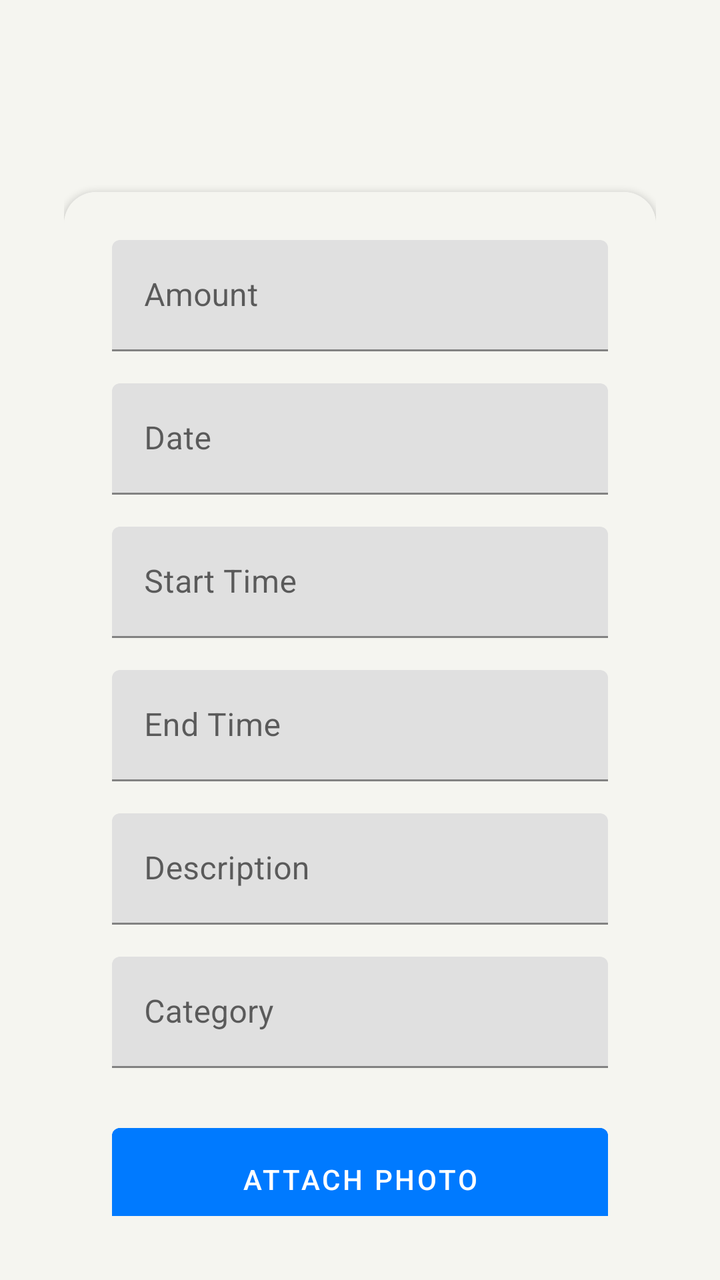
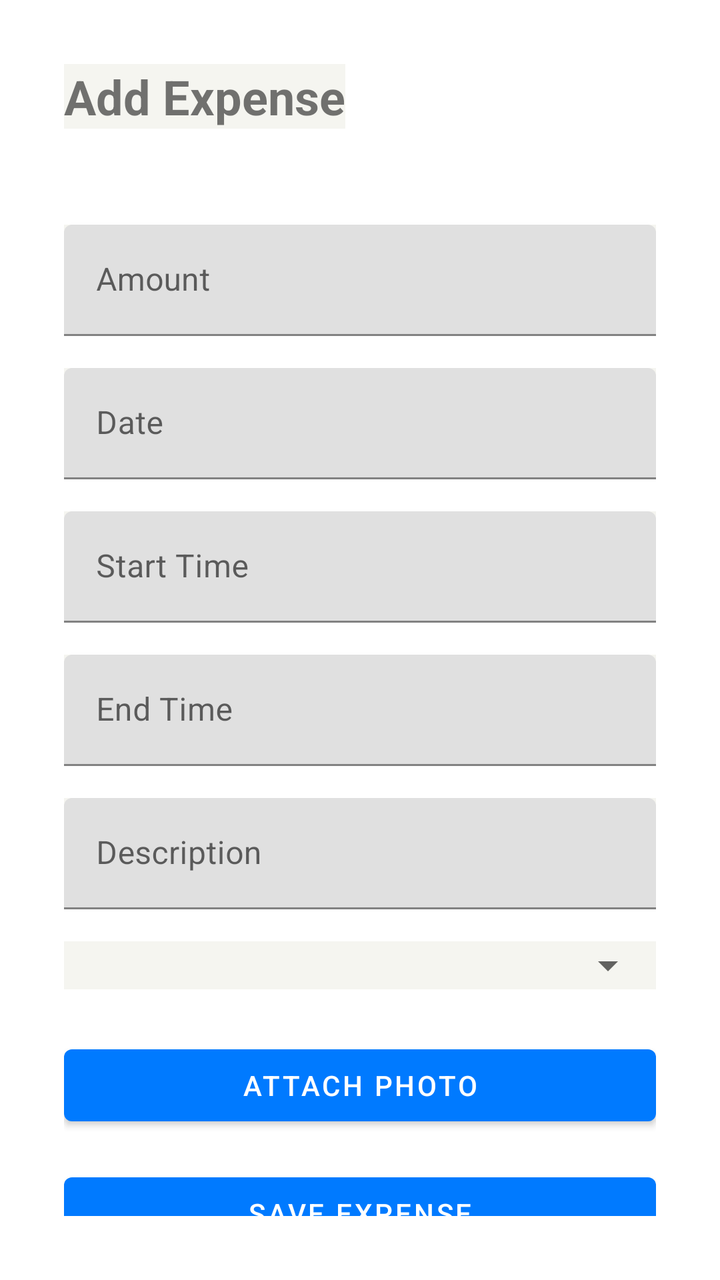

Screens rendered from an Android XML layout before and after an edit, with the pre-edit source and the edit as a unified diff.
<!-- AndroidManifest.xml: application theme Theme.HarmonieBudgetAppKt -->
<!-- res/layout/activity_expense.xml -->
<?xml version="1.0" encoding="utf-8"?>
<androidx.constraintlayout.widget.ConstraintLayout
    xmlns:android="http://schemas.android.com/apk/res/android"
    xmlns:app="http://schemas.android.com/apk/res-auto"
    android:layout_width="match_parent"
    android:layout_height="match_parent"
    android:background="#F5F5F0"
    android:padding="32dp">

    
    <androidx.cardview.widget.CardView
        android:layout_width="0dp"
        android:layout_height="wrap_content"
        app:cardCornerRadius="16dp"
        app:layout_constraintTop_toTopOf="parent"
        app:layout_constraintStart_toStartOf="parent"
        app:layout_constraintEnd_toEndOf="parent"
        android:layout_marginTop="64dp">

        <LinearLayout
            android:layout_width="match_parent"
            android:layout_height="wrap_content"
            android:orientation="vertical"
            android:padding="24dp">

            <com.google.android.material.textfield.TextInputLayout
                android:id="@+id/til_amount"
                android:layout_width="match_parent"
                android:layout_height="wrap_content"
                android:hint="@string/hint_amount">
                <com.google.android.material.textfield.TextInputEditText
                    android:id="@+id/et_amount"
                    android:layout_width="match_parent"
                    android:layout_height="wrap_content"
                    android:inputType="numberDecimal" />
            </com.google.android.material.textfield.TextInputLayout>

            <com.google.android.material.textfield.TextInputLayout
                android:id="@+id/til_date"
                android:layout_width="match_parent"
                android:layout_height="wrap_content"
                android:layout_marginTop="16dp"
                android:hint="@string/hint_date">
                <com.google.android.material.textfield.TextInputEditText
                    android:id="@+id/et_date"
                    android:layout_width="match_parent"
                    android:layout_height="wrap_content" />
            </com.google.android.material.textfield.TextInputLayout>

            <com.google.android.material.textfield.TextInputLayout
                android:id="@+id/til_start_time"
                android:layout_width="match_parent"
                android:layout_height="wrap_content"
                android:layout_marginTop="16dp"
                android:hint="@string/hint_start_time">
                <com.google.android.material.textfield.TextInputEditText
                    android:id="@+id/et_start_time"
                    android:layout_width="match_parent"
                    android:layout_height="wrap_content" />
            </com.google.android.material.textfield.TextInputLayout>

            <com.google.android.material.textfield.TextInputLayout
                android:id="@+id/til_end_time"
                android:layout_width="match_parent"
                android:layout_height="wrap_content"
                android:layout_marginTop="16dp"
                android:hint="@string/hint_end_time">
                <com.google.android.material.textfield.TextInputEditText
                    android:id="@+id/et_end_time"
                    android:layout_width="match_parent"
                    android:layout_height="wrap_content" />
            </com.google.android.material.textfield.TextInputLayout>

            <com.google.android.material.textfield.TextInputLayout
                android:id="@+id/til_description"
                android:layout_width="match_parent"
                android:layout_height="wrap_content"
                android:layout_marginTop="16dp"
                android:hint="@string/hint_description">
                <com.google.android.material.textfield.TextInputEditText
                    android:id="@+id/et_description"
                    android:layout_width="match_parent"
                    android:layout_height="wrap_content" />
            </com.google.android.material.textfield.TextInputLayout>

            <com.google.android.material.textfield.TextInputLayout
                android:id="@+id/til_category_id"
                android:layout_width="match_parent"
                android:layout_height="wrap_content"
                android:layout_marginTop="16dp"
                android:hint="@string/hint_category_id">
                <com.google.android.material.textfield.TextInputEditText
                    android:id="@+id/et_category_id"
                    android:layout_width="match_parent"
                    android:layout_height="wrap_content"
                    android:inputType="number" />
            </com.google.android.material.textfield.TextInputLayout>

            <Button
                android:id="@+id/btn_attach_photo"
                android:layout_width="match_parent"
                android:layout_height="wrap_content"
                android:layout_marginTop="24dp"
                android:text="@string/btn_attach_photo"
                android:backgroundTint="#007AFF"
                android:textColor="#FFFFFF"
                android:paddingVertical="16dp" />

            <Button
                android:id="@+id/btn_save_expense"
                android:layout_width="match_parent"
                android:layout_height="wrap_content"
                android:layout_marginTop="16dp"
                android:text="@string/btn_save_expense"
                android:backgroundTint="#34C759"
                android:textColor="#FFFFFF"
                android:paddingVertical="16dp" />

        </LinearLayout>
    </androidx.cardview.widget.CardView>

</androidx.constraintlayout.widget.ConstraintLayout>
<!-- resources referenced by this layout -->
<resources>
  <string name="btn_attach_photo">Attach Photo</string>
  <string name="btn_save_expense">Save Expense</string>
  <string name="hint_amount">Amount</string>
  <string name="hint_category_id">Category</string>
  <string name="hint_date">Date</string>
  <string name="hint_description">Description</string>
  <string name="hint_end_time">End Time</string>
  <string name="hint_start_time">Start Time</string>
  <style name="Theme.HarmonieBudgetAppKt" parent="Theme.MaterialComponents.DayNight.NoActionBar">
          <item name="colorPrimary">#007AFF</item>
          <item name="colorPrimaryVariant">#007AFF</item>
          <item name="colorOnPrimary">#FFFFFF</item>
          <item name="colorSecondary">#34C759</item>
          <item name="colorOnSecondary">#FFFFFF</item>
          <item name="android:statusBarColor">#F5F5F0</item>
          <item name="android:windowLightStatusBar">true</item>
          <item name="android:background">#F5F5F0</item>
      </style>
</resources>

<!-- the commit's change to res/layout/activity_expense.xml (unified diff, before → after) -->
@@ -4,119 +4,159 @@
     xmlns:app="http://schemas.android.com/apk/res-auto"
     android:layout_width="match_parent"
     android:layout_height="match_parent"
-    android:background="#F5F5F0"
-    android:padding="32dp">
+    android:padding="32dp"
+    android:background="@color/white">
 
     
-    <androidx.cardview.widget.CardView
+    <TextView
+        android:id="@+id/tv_expense_title"
+        android:layout_width="wrap_content"
+        android:layout_height="wrap_content"
+        android:text="@string/add_expense"
+        android:textSize="24sp"
+        android:textStyle="bold"
+        app:layout_constraintTop_toTopOf="parent"
+        app:layout_constraintStart_toStartOf="parent" />
+
+    
+    <com.google.android.material.textfield.TextInputLayout
+        android:id="@+id/til_amount"
         android:layout_width="0dp"
         android:layout_height="wrap_content"
-        app:cardCornerRadius="16dp"
-        app:layout_constraintTop_toTopOf="parent"
+        android:layout_marginTop="48dp"
+        app:layout_constraintTop_toBottomOf="@id/tv_expense_title"
         app:layout_constraintStart_toStartOf="parent"
-        app:layout_constraintEnd_toEndOf="parent"
-        android:layout_marginTop="64dp">
+        app:layout_constraintEnd_toEndOf="parent">
 
-        <LinearLayout
+        <com.google.android.material.textfield.TextInputEditText
+            android:id="@+id/et_amount"
             android:layout_width="match_parent"
             android:layout_height="wrap_content"
-            android:orientation="vertical"
-            android:padding="24dp">
+            android:hint="@string/hint_amount"
+            android:inputType="numberDecimal" />
+    </com.google.android.material.textfield.TextInputLayout>
 
-            <com.google.android.material.textfield.TextInputLayout
-                android:id="@+id/til_amount"
-                android:layout_width="match_parent"
-                android:layout_height="wrap_content"
-                android:hint="@string/hint_amount">
-                <com.google.android.material.textfield.TextInputEditText
-                    android:id="@+id/et_amount"
-                    android:layout_width="match_parent"
-                    android:layout_height="wrap_content"
-                    android:inputType="numberDecimal" />
-            </com.google.android.material.textfield.TextInputLayout>
+    
+    <com.google.android.material.textfield.TextInputLayout
+        android:id="@+id/til_date"
+        android:layout_width="0dp"
+        android:layout_height="wrap_content"
+        android:layout_marginTop="16dp"
+        app:layout_constraintTop_toBottomOf="@id/til_amount"
+        app:layout_constraintStart_toStartOf="parent"
+        app:layout_constraintEnd_toEndOf="parent">
 
-            <com.google.android.material.textfield.TextInputLayout
-                android:id="@+id/til_date"
-                android:layout_width="match_parent"
-                android:layout_height="wrap_content"
-                android:layout_marginTop="16dp"
-                android:hint="@string/hint_date">
-                <com.google.android.material.textfield.TextInputEditText
-                    android:id="@+id/et_date"
-                    android:layout_width="match_parent"
-                    android:layout_height="wrap_content" />
-            </com.google.android.material.textfield.TextInputLayout>
+        <com.google.android.material.textfield.TextInputEditText
+            android:id="@+id/et_date"
+            android:layout_width="match_parent"
+            android:layout_height="wrap_content"
+            android:hint="@string/hint_date"
+            android:focusable="false"
+            android:clickable="true" />
+    </com.google.android.material.textfield.TextInputLayout>
 
-            <com.google.android.material.textfield.TextInputLayout
-                android:id="@+id/til_start_time"
-                android:layout_width="match_parent"
-                android:layout_height="wrap_content"
-                android:layout_marginTop="16dp"
-                android:hint="@string/hint_start_time">
-                <com.google.android.material.textfield.TextInputEditText
-                    android:id="@+id/et_start_time"
-                    android:layout_width="match_parent"
-                    android:layout_height="wrap_content" />
-            </com.google.android.material.textfield.TextInputLayout>
+    
+    <com.google.android.material.textfield.TextInputLayout
+        android:id="@+id/til_start_time"
+        android:layout_width="0dp"
+        android:layout_height="wrap_content"
+        android:layout_marginTop="16dp"
+        app:layout_constraintTop_toBottomOf="@id/til_date"
+        app:layout_constraintStart_toStartOf="parent"
+        app:layout_constraintEnd_toEndOf="parent">
 
-            <com.google.android.material.textfield.TextInputLayout
-                android:id="@+id/til_end_time"
-                android:layout_width="match_parent"
-                android:layout_height="wrap_content"
-                android:layout_marginTop="16dp"
-                android:hint="@string/hint_end_time">
-                <com.google.android.material.textfield.TextInputEditText
-                    android:id="@+id/et_end_time"
-                    android:layout_width="match_parent"
-                    android:layout_height="wrap_content" />
-            </com.google.android.material.textfield.TextInputLayout>
+        <com.google.android.material.textfield.TextInputEditText
+            android:id="@+id/et_start_time"
+            android:layout_width="match_parent"
+            android:layout_height="wrap_content"
+            android:hint="@string/hint_start_time"
+            android:focusable="false"
+            android:clickable="true" />
+    </com.google.android.material.textfield.TextInputLayout>
 
-            <com.google.android.material.textfield.TextInputLayout
-                android:id="@+id/til_description"
-                android:layout_width="match_parent"
-                android:layout_height="wrap_content"
-                android:layout_marginTop="16dp"
-                android:hint="@string/hint_description">
-                <com.google.android.material.textfield.TextInputEditText
-                    android:id="@+id/et_description"
-                    android:layout_width="match_parent"
-                    android:layout_height="wrap_content" />
-            </com.google.android.material.textfield.TextInputLayout>
+    
+    <com.google.android.material.textfield.TextInputLayout
+        android:id="@+id/til_end_time"
+        android:layout_width="0dp"
+        android:layout_height="wrap_content"
+        android:layout_marginTop="16dp"
+        app:layout_constraintTop_toBottomOf="@id/til_start_time"
+        app:layout_constraintStart_toStartOf="parent"
+        app:layout_constraintEnd_toEndOf="parent">
 
-            <com.google.android.material.textfield.TextInputLayout
-                android:id="@+id/til_category_id"
-                android:layout_width="match_parent"
-                android:layout_height="wrap_content"
-                android:layout_marginTop="16dp"
-                android:hint="@string/hint_category_id">
-                <com.google.android.material.textfield.TextInputEditText
-                    android:id="@+id/et_category_id"
-                    android:layout_width="match_parent"
-                    android:layout_height="wrap_content"
-                    android:inputType="number" />
-            </com.google.android.material.textfield.TextInputLayout>
+        <com.google.android.material.textfield.TextInputEditText
+            android:id="@+id/et_end_time"
+            android:layout_width="match_parent"
+            android:layout_height="wrap_content"
+            android:hint="@string/hint_end_time"
+            android:focusable="false"
+            android:clickable="true" />
+    </com.google.android.material.textfield.TextInputLayout>
 
-            <Button
-                android:id="@+id/btn_attach_photo"
-                android:layout_width="match_parent"
-                android:layout_height="wrap_content"
-                android:layout_marginTop="24dp"
-                android:text="@string/btn_attach_photo"
-                android:backgroundTint="#007AFF"
-                android:textColor="#FFFFFF"
-                android:paddingVertical="16dp" />
+    
+    <com.google.android.material.textfield.TextInputLayout
+        android:id="@+id/til_description"
+        android:layout_width="0dp"
+        android:layout_height="wrap_content"
+        android:layout_marginTop="16dp"
+        app:layout_constraintTop_toBottomOf="@id/til_end_time"
+        app:layout_constraintStart_toStartOf="parent"
+        app:layout_constraintEnd_toEndOf="parent">
 
-            <Button
-                android:id="@+id/btn_save_expense"
-                android:layout_width="match_parent"
-                android:layout_height="wrap_content"
-                android:layout_marginTop="16dp"
-                android:text="@string/btn_save_expense"
-                android:backgroundTint="#34C759"
-                android:textColor="#FFFFFF"
-                android:paddingVertical="16dp" />
+        <com.google.android.material.textfield.TextInputEditText
+            android:id="@+id/et_description"
+            android:layout_width="match_parent"
+            android:layout_height="wrap_content"
+            android:hint="@string/hint_description" />
+    </com.google.android.material.textfield.TextInputLayout>
 
-        </LinearLayout>
-    </androidx.cardview.widget.CardView>
+    
+    <com.google.android.material.textfield.TextInputLayout
+        android:id="@+id/til_category"
+        android:layout_width="0dp"
+        android:layout_height="wrap_content"
+        android:layout_marginTop="16dp"
+        app:layout_constraintTop_toBottomOf="@id/til_description"
+        app:layout_constraintStart_toStartOf="parent"
+        app:layout_constraintEnd_toEndOf="parent">
+
+        <Spinner
+            android:id="@+id/spinner_category"
+            android:layout_width="match_parent"
+            android:layout_height="wrap_content" />
+    </com.google.android.material.textfield.TextInputLayout>
+
+    
+    <Button
+        android:id="@+id/btn_attach_photo"
+        android:layout_width="0dp"
+        android:layout_height="wrap_content"
+        android:text="@string/btn_attach_photo"
+        android:layout_marginTop="24dp"
+        app:layout_constraintTop_toBottomOf="@id/til_category"
+        app:layout_constraintStart_toStartOf="parent"
+        app:layout_constraintEnd_toEndOf="parent" />
+
+    
+    <Button
+        android:id="@+id/btn_save_expense"
+        android:layout_width="0dp"
+        android:layout_height="wrap_content"
+        android:text="@string/btn_save_expense"
+        android:layout_marginTop="16dp"
+        app:layout_constraintTop_toBottomOf="@id/btn_attach_photo"
+        app:layout_constraintStart_toStartOf="parent"
+        app:layout_constraintEnd_toEndOf="parent" />
+
+    
+    <Button
+        android:id="@+id/btn_return_home"
+        android:layout_width="0dp"
+        android:layout_height="wrap_content"
+        android:text="@string/return_home"
+        android:layout_marginTop="16dp"
+        app:layout_constraintTop_toBottomOf="@id/btn_save_expense"
+        app:layout_constraintStart_toStartOf="parent"
+        app:layout_constraintEnd_toEndOf="parent" />
 
 </androidx.constraintlayout.widget.ConstraintLayout>
<!-- resource entries referenced after the edit -->
@@ -1,13 +1,15 @@
 <!-- resources referenced by this layout -->
 <resources>
+  <color name="white">#FFFFFFFF</color>
+  <string name="add_expense">Add Expense</string>
   <string name="btn_attach_photo">Attach Photo</string>
   <string name="btn_save_expense">Save Expense</string>
   <string name="hint_amount">Amount</string>
-  <string name="hint_category_id">Category</string>
   <string name="hint_date">Date</string>
   <string name="hint_description">Description</string>
   <string name="hint_end_time">End Time</string>
   <string name="hint_start_time">Start Time</string>
+  <string name="return_home">Return Home</string>
   <style name="Theme.HarmonieBudgetAppKt" parent="Theme.MaterialComponents.DayNight.NoActionBar">
           <item name="colorPrimary">#007AFF</item>
           <item name="colorPrimaryVariant">#007AFF</item>
